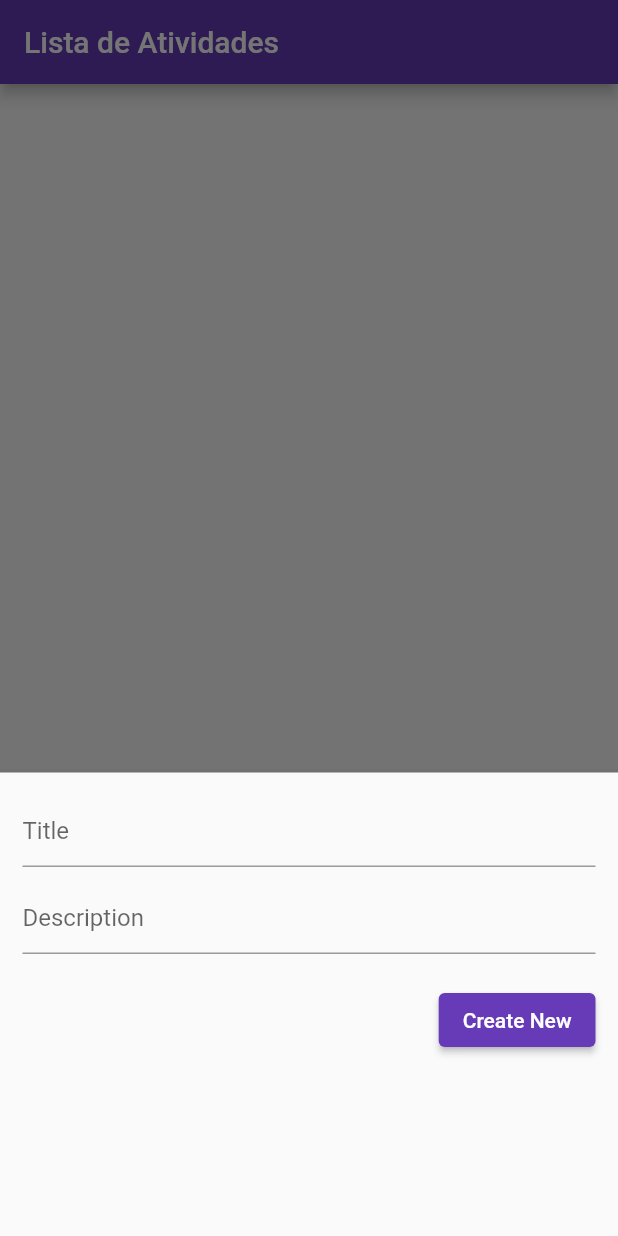
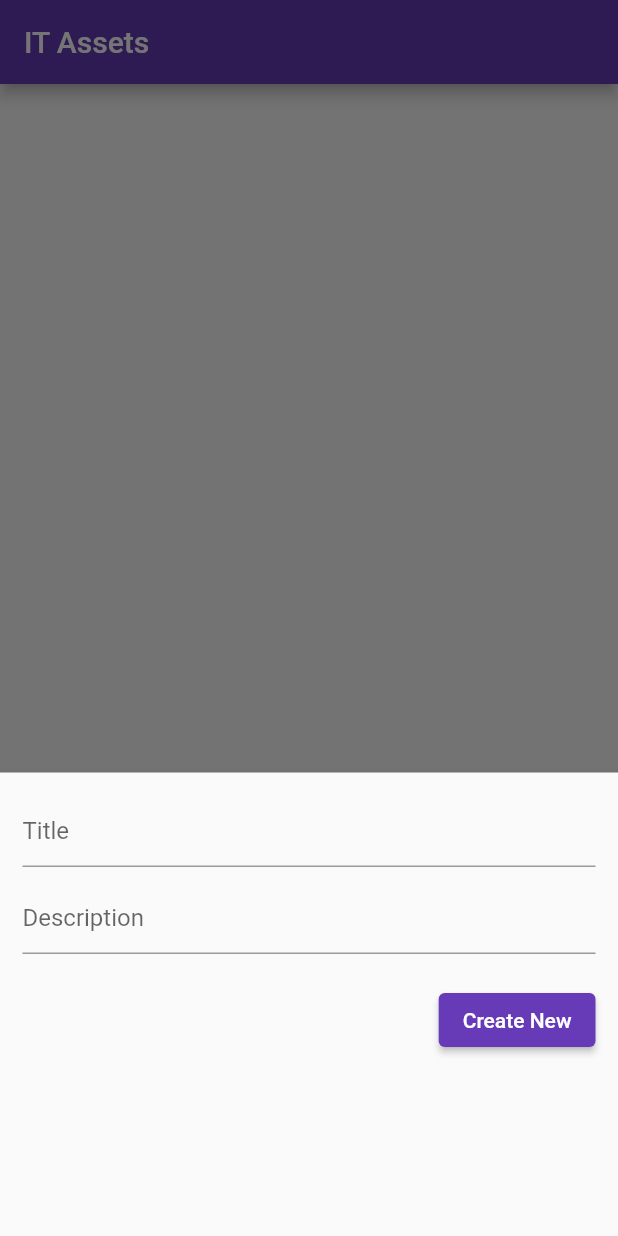
Before and after one commit to jaquelinesilfe/flutter_sqlitecrud, a Flutter app: the screen it shows after launch, after a tap on the "add" icon, on a phone screen of 412 x 824 dp. Run offline on Flutter 3.47's test engine with Material 2 defaults, Android fonts, the phone set to English and light mode, and no system bars; our stand-ins replace sqflite; accounts and stored records are empty.

Commit message:
update tela

```diff
--- a/lib/main.dart
+++ b/lib/main.dart
@@ -146,7 +146,7 @@ class _HomePageState extends State<HomePage> {
   Widget build(BuildContext context) {
     return Scaffold(
       appBar: AppBar(
-        title: const Text('Lista de Atividades'),
+        title: const Text('IT Assets'),
       ),
       body: _isLoading
           ? const Center(
--- a/pubspec.yaml
+++ b/pubspec.yaml
@@ -35,6 +35,7 @@ dependencies:
   # Use with the CupertinoIcons class for iOS style icons.
   cupertino_icons: ^1.0.2
   sqflite: ^2.0.2
+
 
 dev_dependencies:
   flutter_test:
```
Also changed, not shown: Tela CRUD.png (added), Tela login.JPG (added).
